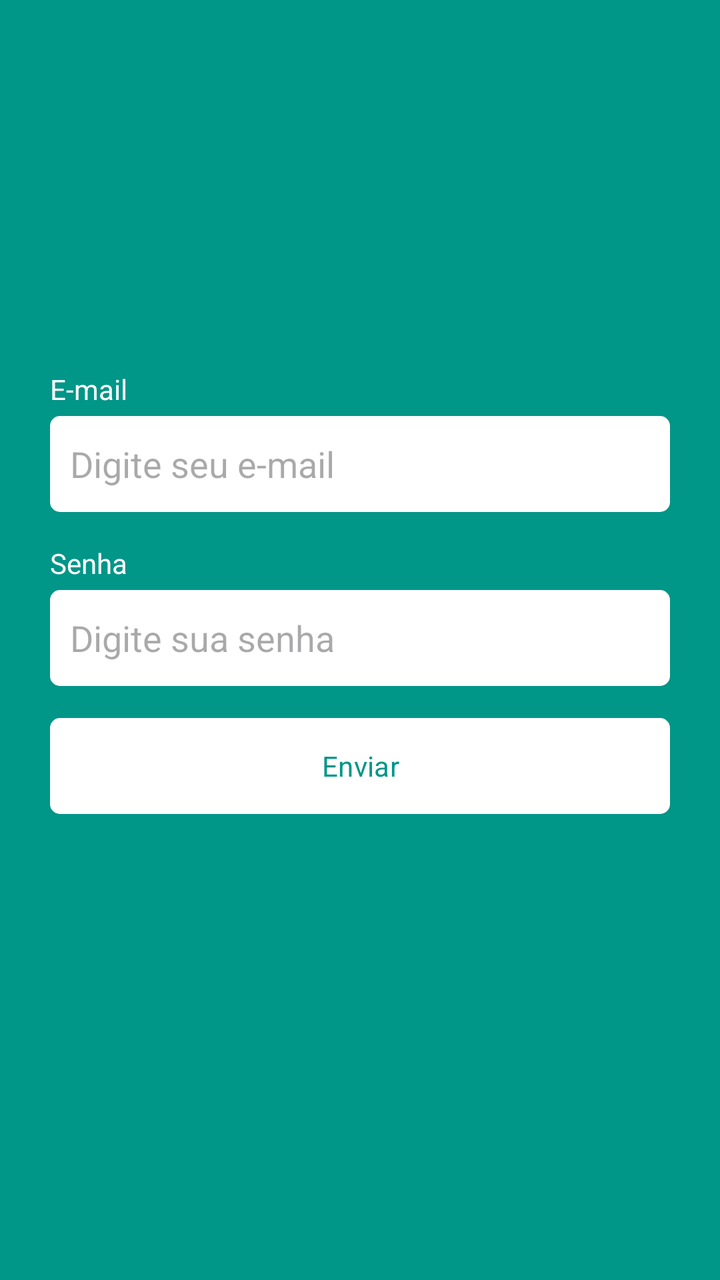
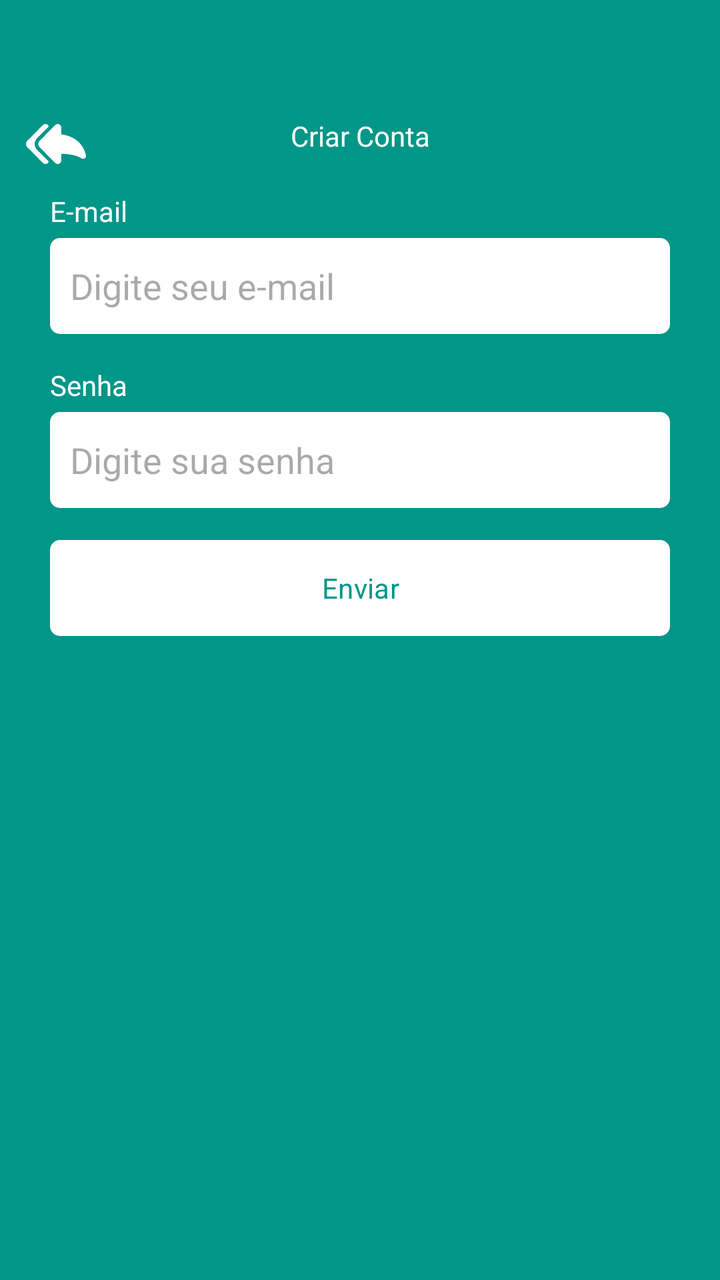

The first picture is an Android layout as it rendered before a commit; the second is the same layout after the commit. The layout source and the unified diff follow.
<!-- AndroidManifest.xml: application theme Theme.TaskKanban -->
<!-- res/layout/fragment_register.xml -->
<?xml version="1.0" encoding="utf-8"?>
<androidx.constraintlayout.widget.ConstraintLayout xmlns:android="http://schemas.android.com/apk/res/android"
    xmlns:tools="http://schemas.android.com/tools"
    android:layout_width="match_parent"
    android:layout_height="match_parent"
    xmlns:app="http://schemas.android.com/apk/res-auto"
    tools:context=".ui.auth.RegisterFragment">

    
    <LinearLayout
        android:id="@+id/linearLayout"
        android:layout_width="0dp"
        android:layout_height="wrap_content"
        app:layout_constraintBottom_toBottomOf="parent"
        app:layout_constraintEnd_toEndOf="parent"
        app:layout_constraintStart_toStartOf="parent"
        app:layout_constraintTop_toTopOf="parent"
        android:orientation="vertical"
        android:layout_marginHorizontal="25dp">

        <TextView
            android:layout_width="wrap_content"
            android:layout_height="wrap_content"
            android:text="@string/e_mail"
            android:textColor="@color/white"/>

        <EditText
            android:layout_width="match_parent"
            android:layout_height="48dp"
            android:hint="@string/digite_seu_e_mail"
            android:inputType="textEmailAddress"
            android:padding="10dp"
            android:layout_marginTop="4dp"
            android:background="@drawable/bg_edit_text"/>
        <TextView
            android:layout_width="wrap_content"
            android:layout_height="wrap_content"
            android:text="@string/senha"
            android:textColor="@color/white"
            android:layout_marginTop="16dp"/>

        <EditText
            android:layout_width="match_parent"
            android:layout_height="48dp"
            android:inputType="textPassword"
            android:hint="@string/digite_sua_senha"
            android:padding="10dp"
            android:layout_marginTop="4dp"
            android:background="@drawable/bg_edit_text"/>

        <com.google.android.material.button.MaterialButton
            android:layout_width="match_parent"
            android:layout_height="wrap_content"
            android:text="@string/enviar"
            android:textColor="@color/color_default"
            app:backgroundTint="@null"
            android:layout_marginTop="16dp"
            android:backgroundTint="@null"
            android:background="@drawable/bg_btn" />



        <ProgressBar
            android:layout_width="wrap_content"
            android:layout_height="wrap_content"
            android:indeterminateTint="@color/white"
            android:layout_gravity="center"/>

    </LinearLayout>


</androidx.constraintlayout.widget.ConstraintLayout>
<!-- resources referenced by this layout -->
<resources>
  <color name="color_default">#009688</color>
  <color name="white">#FFFFFFFF</color>
  <!-- drawable bg_btn (drawable) -->
  <?xml version="1.0" encoding="utf-8"?>
  <shape xmlns:android="http://schemas.android.com/apk/res/android"
      android:shape="rectangle">
  
      <solid android:color="@color/white"/>
      <corners android:radius="5dp"/>
  
  </shape>
  <!-- drawable bg_edit_text (drawable) -->
  <?xml version="1.0" encoding="utf-8"?>
  <shape xmlns:android="http://schemas.android.com/apk/res/android"
      android:shape="rectangle">
  
      <solid android:color="@color/white"/>
      <corners android:radius="5dp"/>
  
  </shape>
  <string name="digite_seu_e_mail">Digite seu e-mail</string>
  <string name="digite_sua_senha">Digite sua senha</string>
  <string name="e_mail">E-mail</string>
  <string name="enviar">Enviar</string>
  <string name="senha">Senha</string>
  <style name="Theme.TaskKanban" parent="Base.Theme.TaskKanban" />
  <style name="Base.Theme.TaskKanban" parent="Theme.Material3.DayNight.NoActionBar">
          
          
          <item name="android:windowBackground">@color/color_default</item>
          <item name="fontFamily">@font/kgperfectpenmanship</item>
      </style>
</resources>

<!-- the commit's change to res/layout/fragment_register.xml (unified diff, before → after) -->
@@ -1,72 +1,97 @@
 <?xml version="1.0" encoding="utf-8"?>
-<androidx.constraintlayout.widget.ConstraintLayout xmlns:android="http://schemas.android.com/apk/res/android"
+<ScrollView xmlns:android="http://schemas.android.com/apk/res/android"
     xmlns:tools="http://schemas.android.com/tools"
     android:layout_width="match_parent"
     android:layout_height="match_parent"
     xmlns:app="http://schemas.android.com/apk/res-auto"
-    tools:context=".ui.auth.RegisterFragment">
+    tools:context=".ui.auth.RegisterFragment"
+    android:fillViewport="true">
 
-    
     <LinearLayout
-        android:id="@+id/linearLayout"
-        android:layout_width="0dp"
-        android:layout_height="wrap_content"
-        app:layout_constraintBottom_toBottomOf="parent"
-        app:layout_constraintEnd_toEndOf="parent"
-        app:layout_constraintStart_toStartOf="parent"
-        app:layout_constraintTop_toTopOf="parent"
+        android:layout_width="match_parent"
+        android:layout_height="match_parent"
         android:orientation="vertical"
-        android:layout_marginHorizontal="25dp">
+        android:id="@+id/linearLayout1" >
 
-        <TextView
-            android:layout_width="wrap_content"
-            android:layout_height="wrap_content"
-            android:text="@string/e_mail"
-            android:textColor="@color/white"/>
-
-        <EditText
-            android:layout_width="match_parent"
-            android:layout_height="48dp"
-            android:hint="@string/digite_seu_e_mail"
-            android:inputType="textEmailAddress"
-            android:padding="10dp"
-            android:layout_marginTop="4dp"
-            android:background="@drawable/bg_edit_text"/>
-        <TextView
-            android:layout_width="wrap_content"
-            android:layout_height="wrap_content"
-            android:text="@string/senha"
-            android:textColor="@color/white"
-            android:layout_marginTop="16dp"/>
-
-        <EditText
-            android:layout_width="match_parent"
-            android:layout_height="48dp"
-            android:inputType="textPassword"
-            android:hint="@string/digite_sua_senha"
-            android:padding="10dp"
-            android:layout_marginTop="4dp"
-            android:background="@drawable/bg_edit_text"/>
-
-        <com.google.android.material.button.MaterialButton
+        <com.google.android.material.appbar.MaterialToolbar
             android:layout_width="match_parent"
             android:layout_height="wrap_content"
-            android:text="@string/enviar"
-            android:textColor="@color/color_default"
-            app:backgroundTint="@null"
-            android:layout_marginTop="16dp"
-            android:backgroundTint="@null"
-            android:background="@drawable/bg_btn" />
+            app:navigationIcon="@drawable/ic_back"
+            android:paddingTop="40dp" >
+
+            <TextView
+                android:layout_width="wrap_content"
+                android:layout_height="wrap_content"
+                android:text="@string/criar_conta"
+                android:textColor="@color/white"
+                android:layout_gravity="center_horizontal"/>
+
+        </com.google.android.material.appbar.MaterialToolbar>
+
+        <LinearLayout
+            android:id="@+id/linearLayout2"
+            android:layout_width="match_parent"
+            android:layout_height="wrap_content"
+            android:orientation="vertical"
+            android:layout_marginHorizontal="25dp">
+
+            <TextView
+                android:layout_width="wrap_content"
+                android:layout_height="wrap_content"
+                android:text="@string/e_mail"
+                android:textColor="@color/white"/>
+
+            <EditText
+                android:layout_width="match_parent"
+                android:layout_height="48dp"
+                android:hint="@string/digite_seu_e_mail"
+                android:inputType="textEmailAddress"
+                android:padding="10dp"
+                android:layout_marginTop="4dp"
+                android:background="@drawable/bg_edit_text"/>
+            <TextView
+                android:layout_width="wrap_content"
+                android:layout_height="wrap_content"
+                android:text="@string/senha"
+                android:textColor="@color/white"
+                android:layout_marginTop="16dp"/>
+
+            <EditText
+                android:layout_width="match_parent"
+                android:layout_height="48dp"
+                android:inputType="textPassword"
+                android:hint="@string/digite_sua_senha"
+                android:padding="10dp"
+                android:layout_marginTop="4dp"
+                android:background="@drawable/bg_edit_text"/>
+
+            <com.google.android.material.button.MaterialButton
+                android:layout_width="match_parent"
+                android:layout_height="wrap_content"
+                android:text="@string/enviar"
+                android:textColor="@color/color_default"
+                app:backgroundTint="@null"
+                android:layout_marginTop="16dp"
+                android:backgroundTint="@null"
+                android:background="@drawable/bg_btn" />
 
 
 
-        <ProgressBar
-            android:layout_width="wrap_content"
-            android:layout_height="wrap_content"
-            android:indeterminateTint="@color/white"
-            android:layout_gravity="center"/>
+            <ProgressBar
+                android:layout_width="wrap_content"
+                android:layout_height="wrap_content"
+                android:indeterminateTint="@color/white"
+                android:layout_gravity="center"
+                android:id="@+id/progressbar"
+                android:layout_marginTop="8dp"
+                android:visibility="invisible"
+                tools:visibility="invisible"/>
+
+        </LinearLayout>
+
 
     </LinearLayout>
 
 
-</androidx.constraintlayout.widget.ConstraintLayout>
+
+</ScrollView>
<!-- resource entries referenced after the edit -->
@@ -20,6 +20,15 @@
       <corners android:radius="5dp"/>
   
   </shape>
+  <!-- drawable ic_back (drawable) -->
+  <vector xmlns:android="http://schemas.android.com/apk/res/android" android:height="30dp" android:viewportHeight="46.033" android:viewportWidth="46.032" android:width="30dp">
+        
+      <path android:fillColor="#FFFFFF" android:pathData="M8.532,18.531l8.955,-8.999c-0.244,-0.736 -0.798,-1.348 -1.54,-1.653c-1.01,-0.418 -2.177,-0.185 -2.95,0.591L1.047,20.479c-1.396,1.402 -1.396,3.67 0,5.073l11.949,12.01c0.771,0.775 1.941,1.01 2.951,0.592c0.742,-0.307 1.295,-0.918 1.54,-1.652l-8.956,-9C6.07,25.027 6.071,21.003 8.532,18.531z"/>
+        
+      <path android:fillColor="#FFFFFF" android:pathData="M45.973,31.64c-1.396,-5.957 -5.771,-14.256 -18.906,-16.01v-5.252c0,-1.095 -0.664,-2.082 -1.676,-2.5c-0.334,-0.138 -0.686,-0.205 -1.033,-0.205c-0.705,0 -1.398,0.276 -1.917,0.796L10.49,20.479c-1.396,1.402 -1.396,3.669 -0.001,5.073l11.95,12.009c0.517,0.521 1.212,0.797 1.92,0.797c0.347,0 0.697,-0.066 1.031,-0.205c1.012,-0.418 1.676,-1.404 1.676,-2.5V30.57c4.494,0.004 10.963,0.596 15.564,3.463c0.361,0.225 0.77,0.336 1.176,0.336c0.457,0 0.91,-0.139 1.297,-0.416C45.836,33.429 46.18,32.515 45.973,31.64z"/>
+      
+  </vector>
+  <string name="criar_conta">Criar Conta</string>
   <string name="digite_seu_e_mail">Digite seu e-mail</string>
   <string name="digite_sua_senha">Digite sua senha</string>
   <string name="e_mail">E-mail</string>
